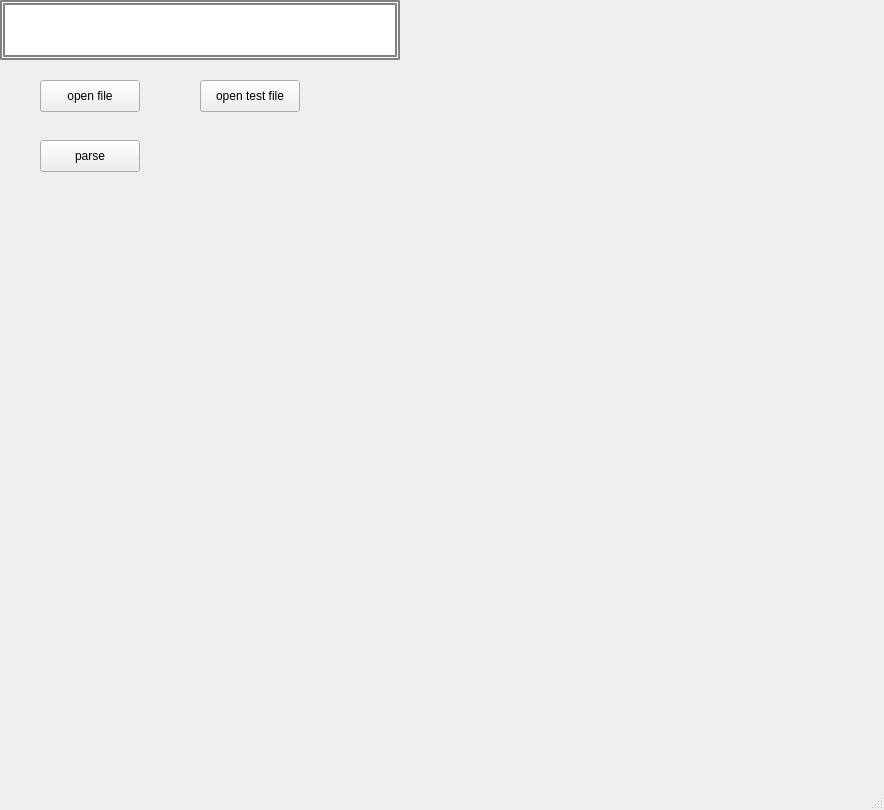
The window that src/qt/3DViewer/mainwindow.ui (IPacificOcean/3dViewer_academic_project) describes before a commit, drawn with Qt 5.
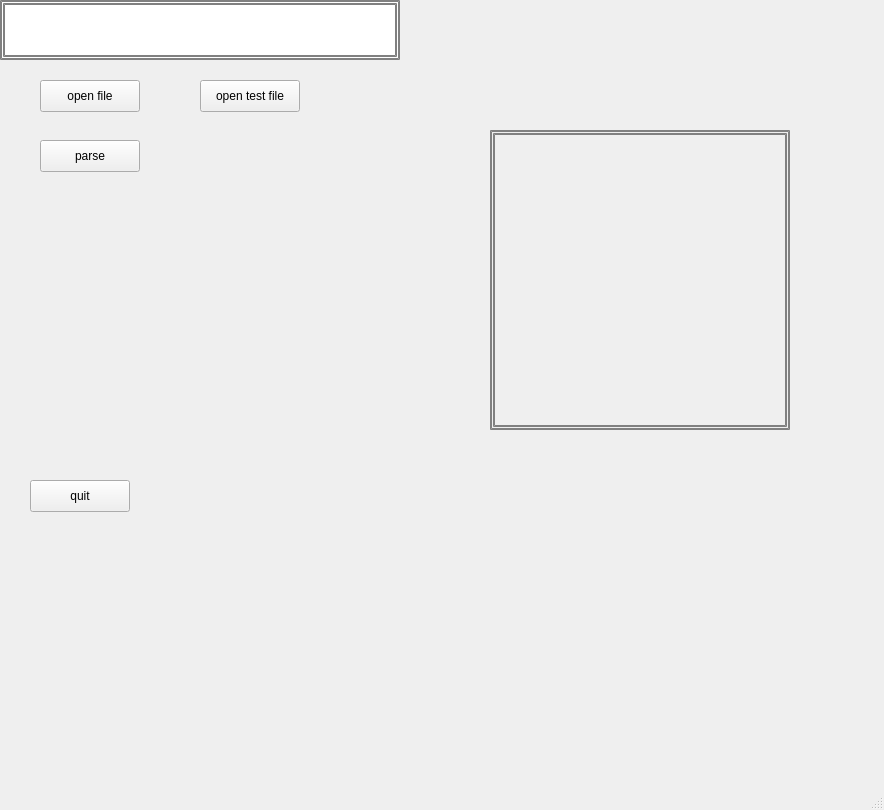
The same window after the commit. Custom widgets are drawn as their Qt base class.

The edit to the form file:
```diff
--- a/src/qt/3DViewer/mainwindow.ui
+++ b/src/qt/3DViewer/mainwindow.ui
@@ -74,6 +74,34 @@
      <string>open test file</string>
     </property>
    </widget>
+   <widget class="GLWidget" name="widget" native="true">
+    <property name="geometry">
+     <rect>
+      <x>490</x>
+      <y>130</y>
+      <width>300</width>
+      <height>300</height>
+     </rect>
+    </property>
+    <property name="styleSheet">
+     <string notr="true">border-style: double;
+border-width: 5px;
+border-color: gray;</string>
+    </property>
+   </widget>
+   <widget class="QPushButton" name="pushButton_3">
+    <property name="geometry">
+     <rect>
+      <x>30</x>
+      <y>480</y>
+      <width>100</width>
+      <height>32</height>
+     </rect>
+    </property>
+    <property name="text">
+     <string>quit</string>
+    </property>
+   </widget>
   </widget>
   <widget class="QMenuBar" name="menubar">
    <property name="geometry">
@@ -87,6 +115,14 @@
   </widget>
   <widget class="QStatusBar" name="statusbar"/>
  </widget>
+ <customwidgets>
+  <customwidget>
+   <class>GLWidget</class>
+   <extends>QWidget</extends>
+   <header>glwidget.h</header>
+   <container>1</container>
+  </customwidget>
+ </customwidgets>
  <resources/>
  <connections/>
 </ui>
```
Left out of the diff: 21 changed lines with no effect on the pictures.
